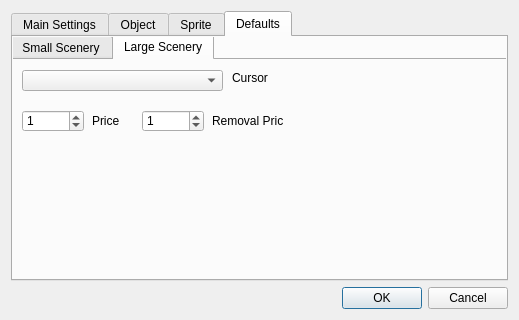
Old version of the form editor_app/gui/settings_window.ui in the repository danielmeinert/objectcreator.
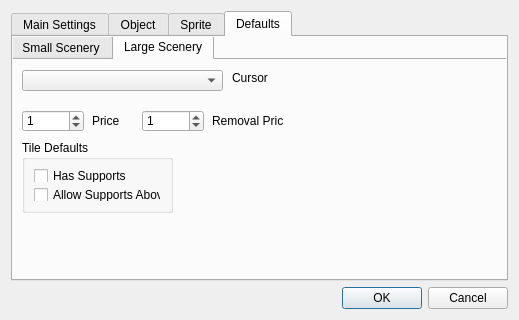
New version of the form. The open tabs and pages were chosen to show the change. Custom widgets are drawn as their Qt base class.

Patch:
```diff
--- a/editor_app/gui/settings_window.ui
+++ b/editor_app/gui/settings_window.ui
@@ -1056,6 +1056,35 @@
           <string>Price</string>
          </property>
         </widget>
+        <widget class="QGroupBox" name="groupBox">
+         <property name="geometry">
+          <rect>
+           <x>10</x>
+           <y>80</y>
+           <width>151</width>
+           <height>73</height>
+          </rect>
+         </property>
+         <property name="title">
+          <string>Tile Defaults</string>
+         </property>
+         <layout class="QVBoxLayout" name="verticalLayout_2">
+          <item>
+           <widget class="QCheckBox" name="hasSupports_LS">
+            <property name="text">
+             <string>Has Supports</string>
+            </property>
+           </widget>
+          </item>
+          <item>
+           <widget class="QCheckBox" name="allowSupportsAbove_LS">
+            <property name="text">
+             <string>Allow Supports Above</string>
+            </property>
+           </widget>
+          </item>
+         </layout>
+        </widget>
        </widget>
       </widget>
      </widget>
```
Left out of the diff: 2 changed lines with no effect on the pictures.
